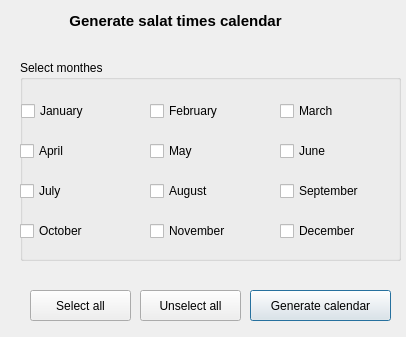
First picture: the form in ui/calendar.ui, repository jabouzi/qsalat, before the edit.
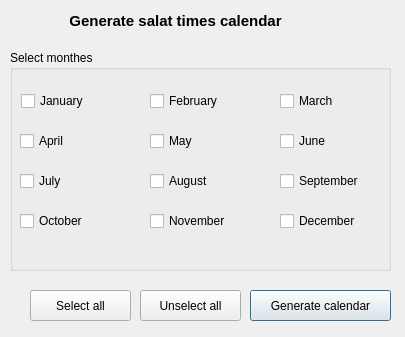
Second picture: the form after the edit.

What changed in the file:
```diff
--- a/ui/calendar.ui
+++ b/ui/calendar.ui
@@ -6,19 +6,19 @@
    <rect>
     <x>0</x>
     <y>0</y>
-    <width>406</width>
+    <width>405</width>
     <height>337</height>
    </rect>
   </property>
   <property name="minimumSize">
    <size>
-    <width>352</width>
+    <width>405</width>
     <height>176</height>
    </size>
   </property>
   <property name="maximumSize">
    <size>
-    <width>500</width>
+    <width>405</width>
     <height>800</height>
    </size>
   </property>
@@ -64,10 +64,10 @@
   <widget class="QGroupBox" name="groupBox">
    <property name="geometry">
     <rect>
-     <x>20</x>
-     <y>60</y>
+     <x>10</x>
+     <y>50</y>
      <width>381</width>
-     <height>201</height>
+     <height>221</height>
     </rect>
    </property>
    <property name="title">
@@ -76,7 +76,7 @@
    <widget class="QCheckBox" name="checkBox_01">
     <property name="geometry">
      <rect>
-      <x>1</x>
+      <x>11</x>
       <y>40</y>
       <width>94</width>
       <height>22</height>
@@ -89,7 +89,7 @@
    <widget class="QCheckBox" name="checkBox_04">
     <property name="geometry">
      <rect>
-      <x>0</x>
+      <x>10</x>
       <y>80</y>
       <width>94</width>
       <height>22</height>
@@ -102,7 +102,7 @@
    <widget class="QCheckBox" name="checkBox_07">
     <property name="geometry">
      <rect>
-      <x>0</x>
+      <x>10</x>
       <y>120</y>
       <width>94</width>
       <height>22</height>
@@ -115,7 +115,7 @@
    <widget class="QCheckBox" name="checkBox_02">
     <property name="geometry">
      <rect>
-      <x>130</x>
+      <x>140</x>
       <y>40</y>
       <width>94</width>
       <height>22</height>
@@ -128,7 +128,7 @@
    <widget class="QCheckBox" name="checkBox_03">
     <property name="geometry">
      <rect>
-      <x>260</x>
+      <x>270</x>
       <y>40</y>
       <width>94</width>
       <height>22</height>
@@ -141,7 +141,7 @@
    <widget class="QCheckBox" name="checkBox_05">
     <property name="geometry">
      <rect>
-      <x>130</x>
+      <x>140</x>
       <y>80</y>
       <width>94</width>
       <height>22</height>
@@ -154,7 +154,7 @@
    <widget class="QCheckBox" name="checkBox_06">
     <property name="geometry">
      <rect>
-      <x>260</x>
+      <x>270</x>
       <y>80</y>
       <width>94</width>
       <height>22</height>
@@ -167,7 +167,7 @@
    <widget class="QCheckBox" name="checkBox_08">
     <property name="geometry">
      <rect>
-      <x>130</x>
+      <x>140</x>
       <y>120</y>
       <width>94</width>
       <height>22</height>
@@ -180,7 +180,7 @@
    <widget class="QCheckBox" name="checkBox_09">
     <property name="geometry">
      <rect>
-      <x>260</x>
+      <x>270</x>
       <y>120</y>
       <width>111</width>
       <height>22</height>
@@ -193,7 +193,7 @@
    <widget class="QCheckBox" name="checkBox_11">
     <property name="geometry">
      <rect>
-      <x>130</x>
+      <x>140</x>
       <y>160</y>
       <width>94</width>
       <height>22</height>
@@ -206,7 +206,7 @@
    <widget class="QCheckBox" name="checkBox_12">
     <property name="geometry">
      <rect>
-      <x>260</x>
+      <x>270</x>
       <y>160</y>
       <width>94</width>
       <height>22</height>
@@ -247,7 +247,7 @@
    <property name="geometry">
     <rect>
      <x>20</x>
-     <y>220</y>
+     <y>210</y>
      <width>94</width>
      <height>22</height>
     </rect>
```
